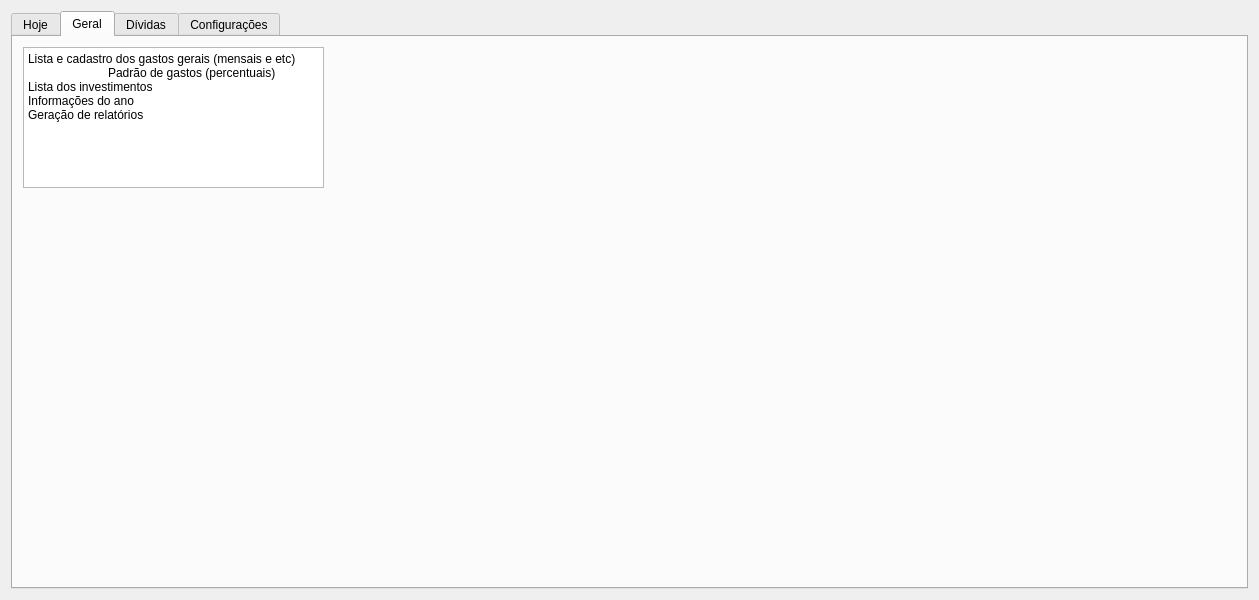
Qt form ui/janela.ui (vazerick/controle_gastos) before a commit.
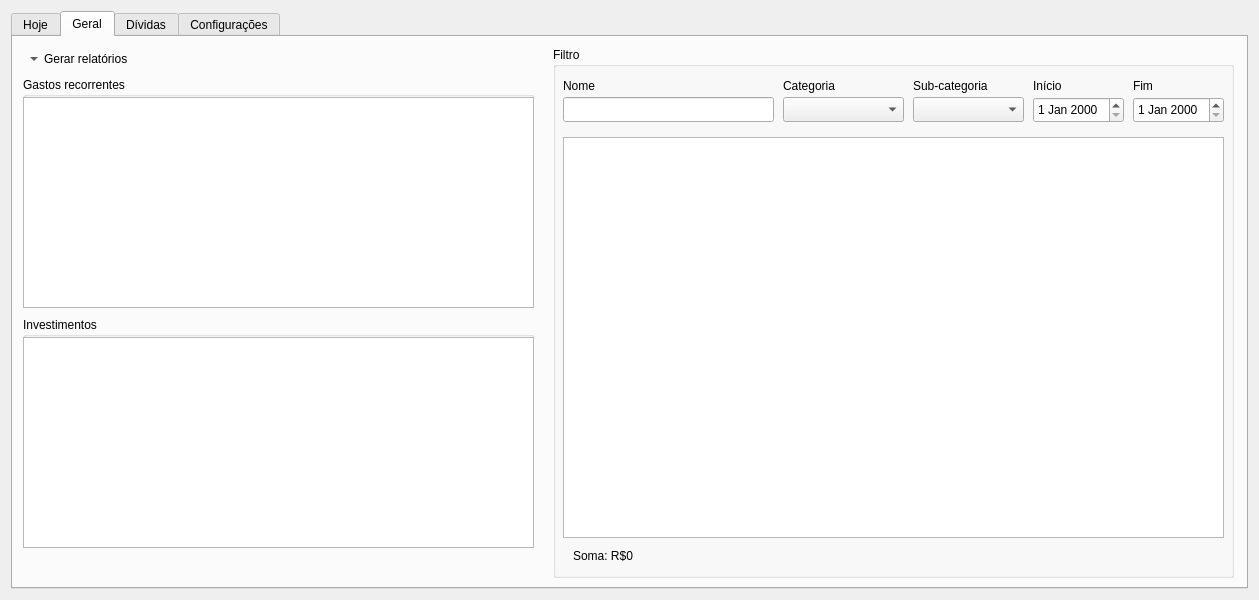
The same form after that commit. The open tabs and pages were chosen to show the change. Custom widgets are drawn as their Qt base class.

```diff
--- a/ui/janela.ui
+++ b/ui/janela.ui
@@ -1045,27 +1045,402 @@
       <attribute name="title">
        <string>Geral</string>
       </attribute>
-      <widget class="QTextBrowser" name="textBrowser_2">
+      <widget class="QGroupBox" name="boxGeralGastos">
        <property name="geometry">
         <rect>
          <x>10</x>
+         <y>40</y>
+         <width>511</width>
+         <height>231</height>
+        </rect>
+       </property>
+       <property name="title">
+        <string>Gastos recorrentes</string>
+       </property>
+       <widget class="QTreeWidget" name="treeGeralGastos">
+        <property name="geometry">
+         <rect>
+          <x>0</x>
+          <y>20</y>
+          <width>511</width>
+          <height>211</height>
+         </rect>
+        </property>
+        <property name="alternatingRowColors">
+         <bool>true</bool>
+        </property>
+        <property name="rootIsDecorated">
+         <bool>true</bool>
+        </property>
+        <property name="uniformRowHeights">
+         <bool>false</bool>
+        </property>
+        <property name="itemsExpandable">
+         <bool>false</bool>
+        </property>
+        <property name="sortingEnabled">
+         <bool>true</bool>
+        </property>
+        <property name="wordWrap">
+         <bool>true</bool>
+        </property>
+        <property name="headerHidden">
+         <bool>true</bool>
+        </property>
+        <attribute name="headerVisible">
+         <bool>false</bool>
+        </attribute>
+        <attribute name="headerCascadingSectionResizes">
+         <bool>false</bool>
+        </attribute>
+        <attribute name="headerHighlightSections">
+         <bool>false</bool>
+        </attribute>
+        <column>
+         <property name="text">
+          <string>Item</string>
+         </property>
+        </column>
+        <column>
+         <property name="text">
+          <string>Tipo</string>
+         </property>
+        </column>
+        <column>
+         <property name="text">
+          <string>Categoria</string>
+         </property>
+        </column>
+        <column>
+         <property name="text">
+          <string>Sub-categoria</string>
+         </property>
+        </column>
+        <column>
+         <property name="text">
+          <string>Valor</string>
+         </property>
+        </column>
+       </widget>
+      </widget>
+      <widget class="QGroupBox" name="boxFiltro">
+       <property name="geometry">
+        <rect>
+         <x>540</x>
          <y>10</y>
-         <width>301</width>
-         <height>141</height>
+         <width>681</width>
+         <height>531</height>
         </rect>
        </property>
-       <property name="html">
-        <string>&lt;!DOCTYPE HTML PUBLIC &quot;-//W3C//DTD HTML 4.0//EN&quot; &quot;http://www.w3.org/TR/REC-html40/strict.dtd&quot;&gt;
-&lt;html&gt;&lt;head&gt;&lt;meta name=&quot;qrichtext&quot; content=&quot;1&quot; /&gt;&lt;style type=&quot;text/css&quot;&gt;
-p, li { white-space: pre-wrap; }
-&lt;/style&gt;&lt;/head&gt;&lt;body style=&quot; font-family:'MS Shell Dlg 2'; font-size:8.25pt; font-weight:400; font-style:normal;&quot;&gt;
-&lt;p style=&quot; margin-top:0px; margin-bottom:0px; margin-left:0px; margin-right:0px; -qt-block-indent:0; text-indent:0px;&quot;&gt;&lt;span style=&quot; font-family:'Noto Sans'; font-size:9pt;&quot;&gt;Lista e cadastro dos gastos gerais (mensais e etc)&lt;/span&gt;&lt;/p&gt;
-&lt;p style=&quot; margin-top:0px; margin-bottom:0px; margin-left:0px; margin-right:0px; -qt-block-indent:0; text-indent:0px;&quot;&gt;&lt;span style=&quot; font-family:'Noto Sans'; font-size:9pt;&quot;&gt;	Padrão de gastos (percentuais)&lt;/span&gt;&lt;/p&gt;
-&lt;p style=&quot; margin-top:0px; margin-bottom:0px; margin-left:0px; margin-right:0px; -qt-block-indent:0; text-indent:0px;&quot;&gt;&lt;span style=&quot; font-family:'Noto Sans'; font-size:9pt;&quot;&gt;Lista dos investimentos&lt;/span&gt;&lt;/p&gt;
-&lt;p style=&quot; margin-top:0px; margin-bottom:0px; margin-left:0px; margin-right:0px; -qt-block-indent:0; text-indent:0px;&quot;&gt;&lt;span style=&quot; font-family:'Noto Sans'; font-size:9pt;&quot;&gt;Informações do ano&lt;/span&gt;&lt;/p&gt;
-&lt;p style=&quot; margin-top:0px; margin-bottom:0px; margin-left:0px; margin-right:0px; -qt-block-indent:0; text-indent:0px;&quot;&gt;&lt;span style=&quot; font-family:'Noto Sans'; font-size:9pt;&quot;&gt;Geração de relatórios&lt;/span&gt;&lt;/p&gt;
-&lt;p style=&quot;-qt-paragraph-type:empty; margin-top:0px; margin-bottom:0px; margin-left:0px; margin-right:0px; -qt-block-indent:0; text-indent:0px; font-family:'Noto Sans'; font-size:9pt;&quot;&gt;&lt;br /&gt;&lt;/p&gt;
-&lt;p style=&quot;-qt-paragraph-type:empty; margin-top:0px; margin-bottom:0px; margin-left:0px; margin-right:0px; -qt-block-indent:0; text-indent:0px; font-family:'Noto Sans'; font-size:9pt;&quot;&gt;&lt;br /&gt;&lt;/p&gt;&lt;/body&gt;&lt;/html&gt;</string>
+       <property name="title">
+        <string>Filtro</string>
+       </property>
+       <widget class="QComboBox" name="comboSub">
+        <property name="geometry">
+         <rect>
+          <x>360</x>
+          <y>50</y>
+          <width>111</width>
+          <height>25</height>
+         </rect>
+        </property>
+       </widget>
+       <widget class="QLabel" name="labelGasto">
+        <property name="geometry">
+         <rect>
+          <x>10</x>
+          <y>30</y>
+          <width>41</width>
+          <height>17</height>
+         </rect>
+        </property>
+        <property name="text">
+         <string>Nome</string>
+        </property>
+        <property name="class" stdset="0">
+         <string>obrigatorio</string>
+        </property>
+       </widget>
+       <widget class="QLabel" name="labelCategoria">
+        <property name="geometry">
+         <rect>
+          <x>230</x>
+          <y>30</y>
+          <width>71</width>
+          <height>17</height>
+         </rect>
+        </property>
+        <property name="text">
+         <string>Categoria</string>
+        </property>
+       </widget>
+       <widget class="QLineEdit" name="inputFiltro">
+        <property name="geometry">
+         <rect>
+          <x>10</x>
+          <y>50</y>
+          <width>211</width>
+          <height>25</height>
+         </rect>
+        </property>
+       </widget>
+       <widget class="QLabel" name="labelSub">
+        <property name="geometry">
+         <rect>
+          <x>360</x>
+          <y>30</y>
+          <width>91</width>
+          <height>17</height>
+         </rect>
+        </property>
+        <property name="text">
+         <string>Sub-categoria</string>
+        </property>
+       </widget>
+       <widget class="QComboBox" name="comboCategoria">
+        <property name="geometry">
+         <rect>
+          <x>230</x>
+          <y>50</y>
+          <width>121</width>
+          <height>25</height>
+         </rect>
+        </property>
+       </widget>
+       <widget class="QDateEdit" name="dateInicio">
+        <property name="geometry">
+         <rect>
+          <x>480</x>
+          <y>50</y>
+          <width>91</width>
+          <height>26</height>
+         </rect>
+        </property>
+       </widget>
+       <widget class="QLabel" name="labelGasto_2">
+        <property name="geometry">
+         <rect>
+          <x>480</x>
+          <y>30</y>
+          <width>41</width>
+          <height>17</height>
+         </rect>
+        </property>
+        <property name="text">
+         <string>Início</string>
+        </property>
+        <property name="class" stdset="0">
+         <string>obrigatorio</string>
+        </property>
+       </widget>
+       <widget class="QLabel" name="labelGasto_3">
+        <property name="geometry">
+         <rect>
+          <x>580</x>
+          <y>30</y>
+          <width>41</width>
+          <height>17</height>
+         </rect>
+        </property>
+        <property name="text">
+         <string>Fim</string>
+        </property>
+        <property name="class" stdset="0">
+         <string>obrigatorio</string>
+        </property>
+       </widget>
+       <widget class="QDateEdit" name="dateFim">
+        <property name="geometry">
+         <rect>
+          <x>580</x>
+          <y>50</y>
+          <width>91</width>
+          <height>26</height>
+         </rect>
+        </property>
+       </widget>
+       <widget class="QTreeWidget" name="treeSaida_2">
+        <property name="geometry">
+         <rect>
+          <x>10</x>
+          <y>90</y>
+          <width>661</width>
+          <height>401</height>
+         </rect>
+        </property>
+        <property name="alternatingRowColors">
+         <bool>true</bool>
+        </property>
+        <property name="rootIsDecorated">
+         <bool>true</bool>
+        </property>
+        <property name="uniformRowHeights">
+         <bool>false</bool>
+        </property>
+        <property name="itemsExpandable">
+         <bool>false</bool>
+        </property>
+        <property name="sortingEnabled">
+         <bool>true</bool>
+        </property>
+        <property name="wordWrap">
+         <bool>true</bool>
+        </property>
+        <property name="headerHidden">
+         <bool>true</bool>
+        </property>
+        <attribute name="headerVisible">
+         <bool>false</bool>
+        </attribute>
+        <attribute name="headerCascadingSectionResizes">
+         <bool>false</bool>
+        </attribute>
+        <attribute name="headerHighlightSections">
+         <bool>false</bool>
+        </attribute>
+        <column>
+         <property name="text">
+          <string>Item</string>
+         </property>
+        </column>
+        <column>
+         <property name="text">
+          <string>Data</string>
+         </property>
+        </column>
+        <column>
+         <property name="text">
+          <string>Categoria</string>
+         </property>
+        </column>
+        <column>
+         <property name="text">
+          <string>Sub-categoria</string>
+         </property>
+        </column>
+        <column>
+         <property name="text">
+          <string>Valor</string>
+         </property>
+        </column>
+        <column>
+         <property name="text">
+          <string>Comentários</string>
+         </property>
+        </column>
+       </widget>
+       <widget class="QLabel" name="label">
+        <property name="geometry">
+         <rect>
+          <x>20</x>
+          <y>500</y>
+          <width>71</width>
+          <height>17</height>
+         </rect>
+        </property>
+        <property name="text">
+         <string>Soma: R$0</string>
+        </property>
+       </widget>
+      </widget>
+      <widget class="QGroupBox" name="boxInvestimentos">
+       <property name="geometry">
+        <rect>
+         <x>10</x>
+         <y>280</y>
+         <width>511</width>
+         <height>231</height>
+        </rect>
+       </property>
+       <property name="title">
+        <string>Investimentos</string>
+       </property>
+       <widget class="QTreeWidget" name="treeInvestimentos">
+        <property name="geometry">
+         <rect>
+          <x>0</x>
+          <y>20</y>
+          <width>511</width>
+          <height>211</height>
+         </rect>
+        </property>
+        <property name="alternatingRowColors">
+         <bool>true</bool>
+        </property>
+        <property name="rootIsDecorated">
+         <bool>true</bool>
+        </property>
+        <property name="uniformRowHeights">
+         <bool>false</bool>
+        </property>
+        <property name="itemsExpandable">
+         <bool>false</bool>
+        </property>
+        <property name="sortingEnabled">
+         <bool>true</bool>
+        </property>
+        <property name="wordWrap">
+         <bool>true</bool>
+        </property>
+        <property name="headerHidden">
+         <bool>true</bool>
+        </property>
+        <attribute name="headerVisible">
+         <bool>false</bool>
+        </attribute>
+        <attribute name="headerCascadingSectionResizes">
+         <bool>false</bool>
+        </attribute>
+        <attribute name="headerHighlightSections">
+         <bool>false</bool>
+        </attribute>
+        <column>
+         <property name="text">
+          <string>Item</string>
+         </property>
+        </column>
+        <column>
+         <property name="text">
+          <string>Tipo</string>
+         </property>
+        </column>
+        <column>
+         <property name="text">
+          <string>Categoria</string>
+         </property>
+        </column>
+        <column>
+         <property name="text">
+          <string>Sub-categoria</string>
+         </property>
+        </column>
+        <column>
+         <property name="text">
+          <string>Valor</string>
+         </property>
+        </column>
+       </widget>
+      </widget>
+      <widget class="QToolButton" name="toolRelatorio">
+       <property name="geometry">
+        <rect>
+         <x>10</x>
+         <y>10</y>
+         <width>121</width>
+         <height>24</height>
+        </rect>
+       </property>
+       <property name="text">
+        <string>Gerar relatórios</string>
+       </property>
+       <property name="toolButtonStyle">
+        <enum>Qt::ToolButtonTextBesideIcon</enum>
+       </property>
+       <property name="autoRaise">
+        <bool>true</bool>
+       </property>
+       <property name="arrowType">
+        <enum>Qt::DownArrow</enum>
        </property>
       </widget>
      </widget>
```
Left out of the diff: 357 changed lines with no effect on the pictures.
